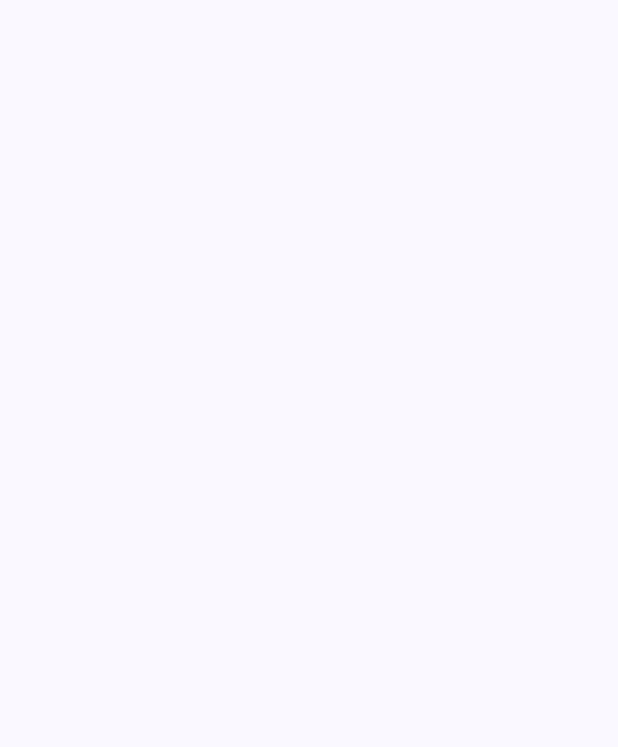
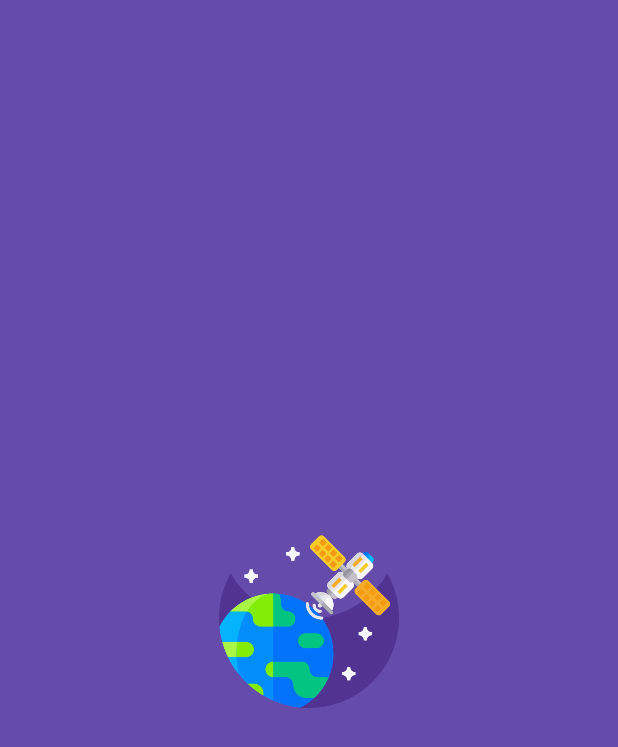
Before and after one commit to BcanGRG/SatelliteExplorer, an Android app built with Jetpack Compose: the SplashScreen screen opened through its navigation route, on a phone screen of 412 x 824 dp. Before the commit the part shown is empty. Shown: the top 747 px of the screen. Run offline under Robolectric (Android 15) with nearby library versions, the phone set to English and light mode, and no system bars; our stand-ins replace Dagger/Hilt's generated code.

Commit message:
Satellite Explorer added splash screen and removed default splash

```diff
--- /dev/null
+++ b/app/src/main/java/com/bcan/satelliteexplorer/presentation/SplashScreen.kt
@@ -0,0 +1,71 @@
+package com.bcan.satelliteexplorer.presentation
+
+import androidx.compose.animation.core.animateFloatAsState
+import androidx.compose.animation.core.tween
+import androidx.compose.foundation.Image
+import androidx.compose.foundation.background
+import androidx.compose.foundation.layout.Box
+import androidx.compose.foundation.layout.fillMaxSize
+import androidx.compose.foundation.layout.size
+import androidx.compose.runtime.Composable
+import androidx.compose.runtime.LaunchedEffect
+import androidx.compose.runtime.getValue
+import androidx.compose.runtime.mutableStateOf
+import androidx.compose.runtime.remember
+import androidx.compose.runtime.setValue
+import androidx.compose.ui.Alignment
+import androidx.compose.ui.Modifier
+import androidx.compose.ui.draw.alpha
+import androidx.compose.ui.graphics.Color
+import androidx.compose.ui.res.painterResource
+import androidx.compose.ui.tooling.preview.Preview
+import androidx.compose.ui.unit.dp
+import androidx.navigation.NavHostController
+import com.bcan.satelliteexplorer.R
+import com.bcan.satelliteexplorer.presentation.util.navigation.Screen
+import kotlinx.coroutines.delay
+
+@Composable
+fun SplashScreen(navController: NavHostController) {
+
+    var startAnimation by remember { mutableStateOf(false) }
+    val alphaAnim = animateFloatAsState(
+        targetValue = if (startAnimation) 1f else 0f,
+        animationSpec = tween(
+            durationMillis = 3000
+        ), label = ""
+    )
+
+    LaunchedEffect(key1 = true) {
+        startAnimation = true
+        delay(4000)
+        navController.navigate(Screen.ListScreen.route)
+    }
+    Splash(alpha = alphaAnim.value)
+
+}
+
+@Composable
+fun Splash(alpha: Float) {
+    Box(
+        modifier = Modifier
+            .background(Color(0xFF654baa))
+            .fillMaxSize(),
+        contentAlignment = Alignment.Center
+    ) {
+        Image(
+            painter = painterResource(id = R.drawable.satellite_logo),
+            contentDescription = "splash logo",
+            modifier = Modifier
+                .size(120.dp)
+                .alpha(alpha),
+        )
+
+    }
+}
+
+@Composable
+@Preview(showBackground = true)
+fun SplashScreenPreview() {
+    Splash(alpha = 1f)
+}
--- a/app/src/main/java/com/bcan/satelliteexplorer/presentation/util/navigation/SatellitesNavigation.kt
+++ b/app/src/main/java/com/bcan/satelliteexplorer/presentation/util/navigation/SatellitesNavigation.kt
@@ -6,16 +6,17 @@ import androidx.navigation.compose.NavHost
 import androidx.navigation.compose.composable
 import androidx.navigation.compose.rememberNavController
 import androidx.navigation.navArgument
+import com.bcan.satelliteexplorer.presentation.SplashScreen
 import com.bcan.satelliteexplorer.presentation.detail.SatelliteDetailScreen
 import com.bcan.satelliteexplorer.presentation.list.SatelliteListScreen
 
 @Composable
 fun SatellitesNavigation() {
     val navController = rememberNavController()
-    NavHost(navController = navController, startDestination = Screen.ListScreen.route) {
+    NavHost(navController = navController, startDestination = Screen.SplashScreen.route) {
 
         composable(route = Screen.SplashScreen.route) {
-            //SplashScreen(navController)
+            SplashScreen(navController)
         }
 
         composable(route = Screen.ListScreen.route) {
--- a/app/src/main/res/values/themes.xml
+++ b/app/src/main/res/values/themes.xml
@@ -1,5 +1,7 @@
 <?xml version="1.0" encoding="utf-8"?>
 <resources>
 
-    <style name="Theme.SatelliteExplorer" parent="android:Theme.Material.Light.NoActionBar" />
+    <style name="Theme.SatelliteExplorer" parent="android:Theme.Material.Light.NoActionBar">
+        <item name="android:windowIsTranslucent">true</item>
+    </style>
 </resources>
```
Also changed, not shown: app/src/main/res/drawable/satellite_logo.png (added).
